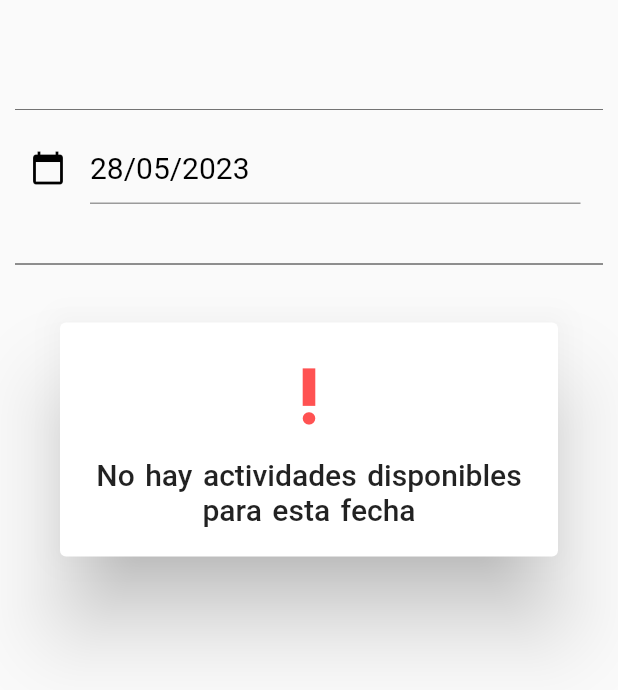
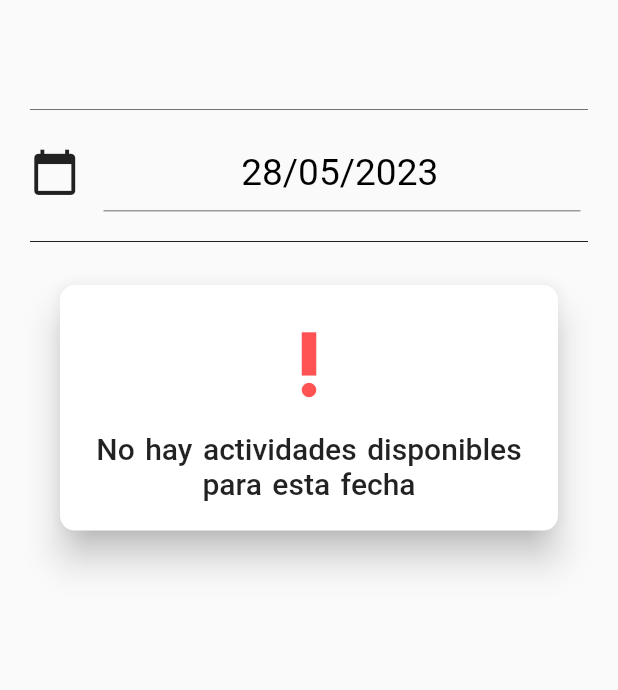
Before and after one commit to AngelDiaaz/ActiveZone, a Flutter app: the InfoHours widget shown alone on an empty page, opened directly with empty values, on a phone screen of 412 x 824 dp. Shown: the top 690 px of the screen. Run offline on Flutter 3.47's test engine with Material 2 defaults, Android fonts, the light colour scheme and no system bars; our stand-ins replace cached_network_image, cloud_firestore, firebase_core; missing offline and left inert: android_intent_plus; accounts and stored records are empty; network calls fail.

Commit message:
Mejoras visuales

```diff
--- a/lib/pages/reserves/info_hours.dart
+++ b/lib/pages/reserves/info_hours.dart
@@ -3,7 +3,7 @@ import 'package:flutter/material.dart';
 import 'package:intl/intl.dart';
 import '../../models/models.dart';
 import '../../services/services.dart';
-import 'confirm_reserve.dart';
+import 'package:gymapp/pages/pages.dart';
 
 ///Clase InfoHours
 class InfoHours extends StatefulWidget {
@@ -18,9 +18,10 @@ class InfoHours extends StatefulWidget {
 }
 
 class _InfoHoursState extends State<InfoHours> {
-  var index = 0;
   AppState state = AppState();
-  double width = 0;
+  int index = 0;
+  double widthScreen = 0;
+  double heightScreen = 0;
   Schedule schedule =
       Schedule(id: '', hour: '', numberUsers: 0, date: Timestamp(0, 0));
   TextEditingController dateController = TextEditingController();
@@ -38,11 +39,11 @@ class _InfoHoursState extends State<InfoHours> {
         user: widget.user,
       )
     ];
-    width = MediaQuery.of(context).size.width;
-    var heightScreen = MediaQuery.of(context).size.height;
+    widthScreen = MediaQuery.of(context).size.width;
+    heightScreen = MediaQuery.of(context).size.height;
     return SizedBox(
       height: heightScreen * 4 / 6,
-      width: width,
+      width: widthScreen,
       child: pages[index],
     );
   }
@@ -59,15 +60,12 @@ class _InfoHoursState extends State<InfoHours> {
             )),
       ),
       const Divider(
-          height: 10, indent: 10, endIndent: 10, color: Colors.black54),
+          height: 10, indent: 20, endIndent: 20, color: Colors.black54),
       selectDate(),
-      const SizedBox(
-        height: 20,
-      ),
       const Divider(
-          height: 10, indent: 10, endIndent: 10, color: Colors.black87),
-      const SizedBox(
-        height: 10,
+          height: 10, indent: 20, endIndent: 20, color: Colors.black87),
+      SizedBox(
+        height: heightScreen * 0.01,
       ),
       FutureBuilder(
         future: state.getActivity(widget.activityName),
@@ -79,12 +77,16 @@ class _InfoHoursState extends State<InfoHours> {
 
                 return printHours(schedules, activity.capacity);
               } else {
-                return const AlertDialog(
-                  title: Text('No hay actividades disponibles para esta fecha',
+                return AlertDialog(
+                  shape: RoundedRectangleBorder(
+                    borderRadius: BorderRadius.circular(10),
+                  ),
+                  elevation: 10,
+                  title: const Text('No hay actividades disponibles para esta fecha',
                       textAlign: TextAlign.center,
                       style: TextStyle(wordSpacing: 2)),
                   icon: Icon(Icons.priority_high,
-                      color: Colors.redAccent, size: 50),
+                      color: Colors.redAccent, size: heightScreen * 0.07),
                 );
               }
             } else {
@@ -115,15 +117,16 @@ class _InfoHoursState extends State<InfoHours> {
           if (snapshot.hasData) {
             return TextField(
                 controller: dateController,
-                decoration: const InputDecoration(
-                  icon: Icon(Icons.calendar_today, color: Colors.black),
-                  labelStyle: TextStyle(color: Colors.black),
-                  focusedBorder: UnderlineInputBorder(
-                    borderSide: BorderSide(color: Colors.black),
+                decoration: InputDecoration(
+                  icon: Icon(Icons.calendar_today, color: Colors.black87, size: heightScreen * 0.04),
+                  labelStyle: const TextStyle(color: Colors.black),
+                  focusedBorder: const UnderlineInputBorder(
+                    borderSide: BorderSide(color: Colors.transparent),
                   ),
                   focusColor: Colors.black,
                 ),
-                style: const TextStyle(color: Colors.black, fontSize: 20),
+                textAlign: TextAlign.center,
+                style: TextStyle(color: Colors.black, fontSize: heightScreen * 0.03),
                 readOnly: true,
                 onTap: () async {
                   pickedDate = await showDatePicker(
@@ -160,7 +163,7 @@ class _InfoHoursState extends State<InfoHours> {
   Future<List<Schedule>> loadSchedules(Timestamp date) async {
     //Le sumo un dia a la fecha que le paso, para traerme los horarios entre esa fecha y el dia siguiente
     Timestamp finalDate =
-        Timestamp.fromDate(date.toDate().add(const Duration(days: 1)));
+        Timestamp.fromDate(DateTime(date.toDate().year, date.toDate().month, date.toDate().day + 1, 0, 0, 0));
 
     schedules =
         await state.getShedulesByDate(date, widget.activityName, finalDate);
@@ -181,9 +184,7 @@ class _InfoHoursState extends State<InfoHours> {
             children: [
               for (int i = 0; i < 3; i++) ...[
                 if (count + 1 <= s.length) ...[
-                  Container(
-                    child: hourButton(s.elementAt(count++)),
-                  ),
+                  hourButton(s.elementAt(count++)),
                 ]
               ],
             ],
@@ -196,10 +197,13 @@ class _InfoHoursState extends State<InfoHours> {
   /// Metodo que devuelve un boton con la hora de una clase
   Container hourButton(Schedule schedule) {
     return Container(
-      width: width / 3 - 30,
-      height: 65,
+      width: widthScreen * 0.257,
+      height: heightScreen * 0.08,
       margin: const EdgeInsets.all(15.0),
       padding: const EdgeInsets.all(2.0),
+      decoration: BoxDecoration(
+        borderRadius: BorderRadius.circular(10),
+      ),
       child: TextButton(
         onPressed: () async {
           bool find = false;
@@ -225,12 +229,12 @@ class _InfoHoursState extends State<InfoHours> {
           } else {
             showDialog(
               context: context,
-              builder: (context) => const AlertDialog(
-                title: Text('Ya estas inscrito en está actividad',
+              builder: (context) => AlertDialog(
+                title: const Text('Ya estas inscrito en está actividad',
                     textAlign: TextAlign.center,
                     style: TextStyle(wordSpacing: 2)),
                 icon: Icon(Icons.sentiment_satisfied_alt_outlined,
-                    color: Colors.green, size: 50),
+                    color: Colors.green, size: heightScreen * 0.075),
               ),
             );
           }
@@ -241,11 +245,11 @@ class _InfoHoursState extends State<InfoHours> {
                   color: Colors.black26, // your color here
                   width: 1,
                 ),
-                borderRadius: BorderRadius.circular(2)))),
+                borderRadius: BorderRadius.circular(8)))),
         child: Text(
           schedule.hour,
-          style: const TextStyle(
-              fontSize: 20, fontWeight: FontWeight.bold, color: Colors.black),
+          style: TextStyle(
+              fontSize: heightScreen * 0.027, fontWeight: FontWeight.w500, color: Colors.black87),
         ),
       ),
     );
--- a/lib/utils/page_settings.dart
+++ b/lib/utils/page_settings.dart
@@ -1,5 +1,3 @@
-import 'dart:ui';
-
 import 'package:flutter/material.dart';
 
 ///Clase LoginSettings
```
Also changed, not shown: lib/pages/reserves/info_new_reserve.dart (+0 -7 lines), lib/pages/reserves/my_reserves.dart (+34 -31 lines), lib/pages/reserves/new_reserve.dart (+14 -13 lines).
